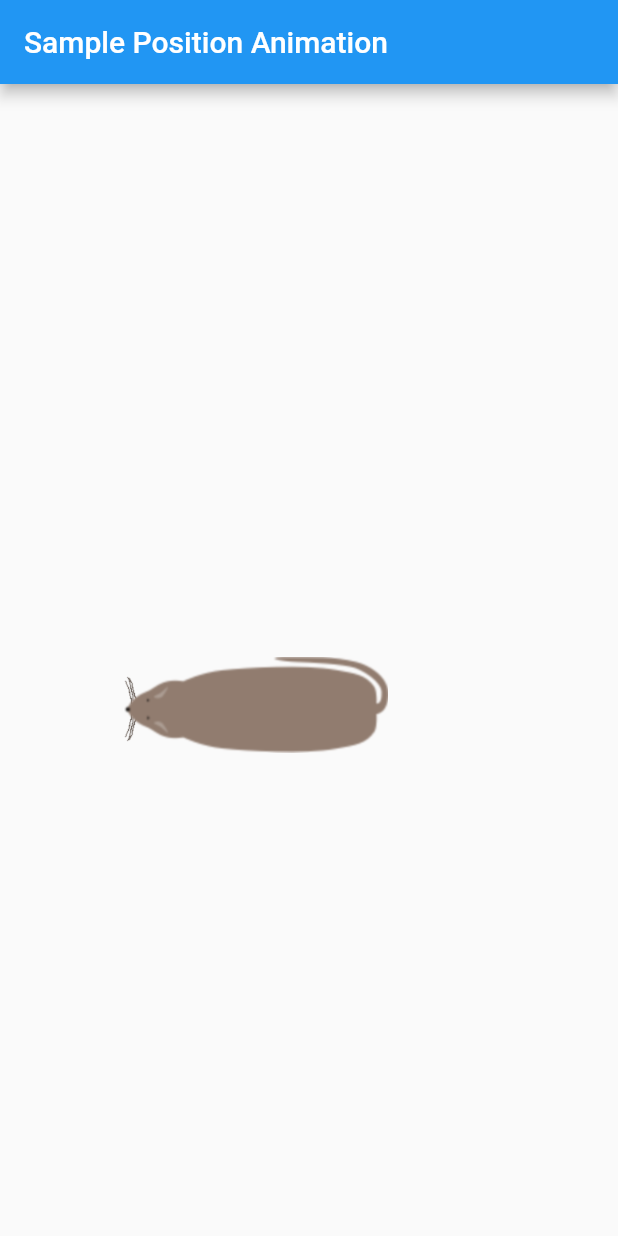
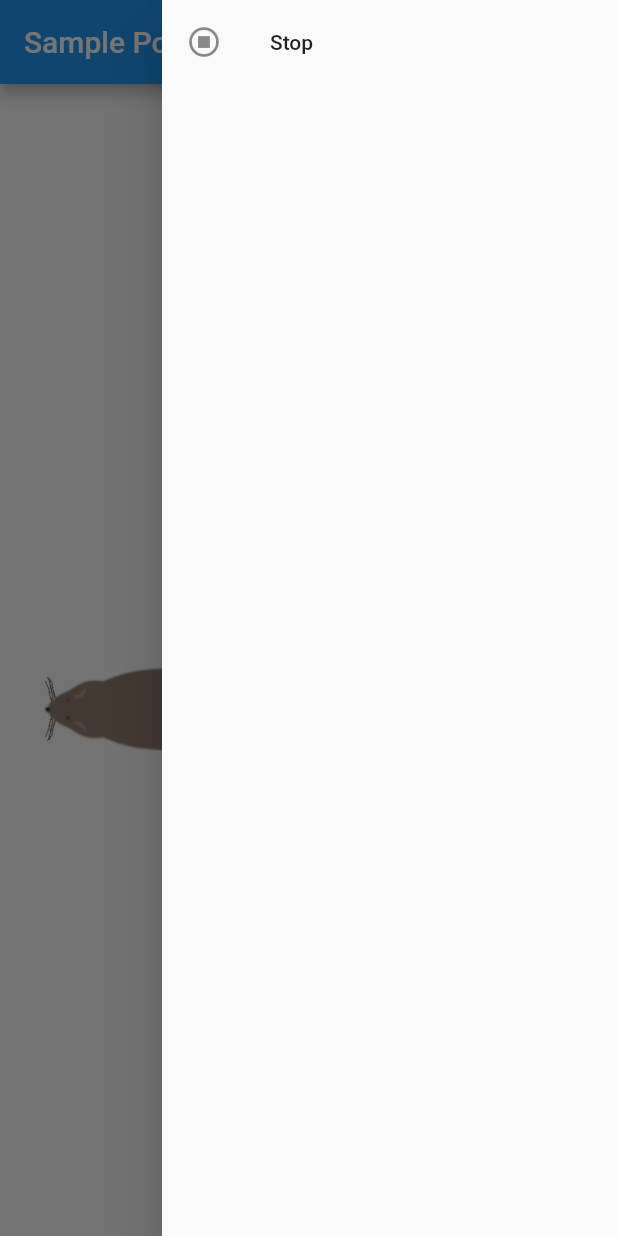
Before and after one commit to devviktoria/samples, a Flutter app: the screen it shows after launch, with the side drawer open (before the commit the screen has no drawer), on a phone screen of 412 x 824 dp. Run offline on Flutter 3.47's test engine with Material 2 defaults, Android fonts, the phone set to English and light mode, and no system bars.

Commit message:
Starting to work on stop/start menu items

```diff
--- /dev/null
+++ b/mouse_simulator/lib/animation_can_run_model.dart
@@ -0,0 +1,14 @@
+import 'package:flutter/foundation.dart';
+
+class AnimationCanRunModel extends ChangeNotifier {
+  bool _animationCanRun = true;
+
+  bool get animationCanRun => _animationCanRun;
+
+  set animationCanRun(bool newValue) {
+    if (newValue != _animationCanRun) {
+      _animationCanRun = newValue;
+      notifyListeners();
+    }
+  }
+}
--- a/mouse_simulator/lib/main_page.dart
+++ b/mouse_simulator/lib/main_page.dart
@@ -1,6 +1,8 @@
 import 'package:flutter/material.dart';
+import 'package:provider/provider.dart';
 
 import 'animated_shape.dart';
+import 'animation_can_run_model.dart';
 
 class MainPage extends StatelessWidget {
   @override
@@ -9,7 +11,35 @@
       appBar: AppBar(
         title: Text('Sample Position Animation'),
       ),
+      endDrawer: Drawer(
+          child: ListView(
+        padding: EdgeInsets.zero,
+        children: <Widget>[
+          _StartStopListTitle(),
+          // ListTile(
+          //   leading: Icon(Icons.settings),
+          //   title: Text('Settings'),
+          // ),
+        ],
+      )),
       body: AnimatedShape(),
     );
   }
 }
+
+class _StartStopListTitle extends StatelessWidget {
+  @override
+  Widget build(BuildContext context) {
+    return Consumer<AnimationCanRunModel>(
+        builder: (context, animationCanRun, child) {
+      return ListTile(
+          leading: animationCanRun.animationCanRun
+              ? Icon(Icons.stop_circle_outlined)
+              : Icon(Icons.play_circle_outline),
+          title: Text(animationCanRun.animationCanRun ? 'Stop' : 'Start'),
+          onTap: () {
+            animationCanRun.animationCanRun = !animationCanRun.animationCanRun;
+          });
+    });
+  }
+}
--- a/mouse_simulator/pubspec.yaml
+++ b/mouse_simulator/pubspec.yaml
@@ -24,6 +24,7 @@
   flutter:
     sdk: flutter
 
+  provider: ^3.0.0
 
   # The following adds the Cupertino Icons font to your application.
   # Use with the CupertinoIcons class for iOS style icons.
```
Also changed, not shown: mouse_simulator/lib/main.dart (+6 -1 lines), mouse_simulator/pubspec.lock.
